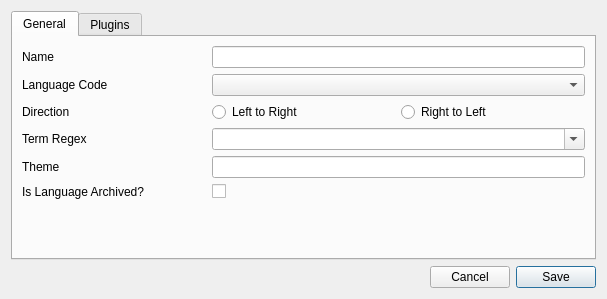
First picture: the form in qtdesigner/languages.ui, repository t123/ReadingTool.Python, before the edit.
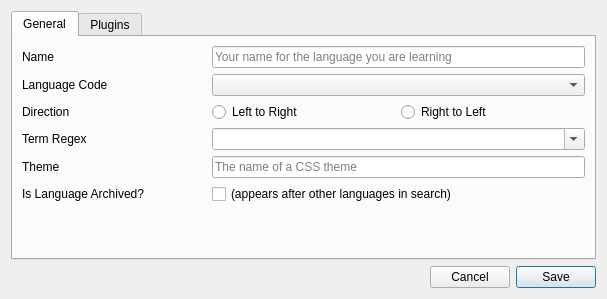
Second picture: the form after the edit.

```diff
--- a/qtdesigner/languages.ui
+++ b/qtdesigner/languages.ui
@@ -43,7 +43,11 @@
           </widget>
          </item>
          <item row="0" column="1" colspan="2">
-          <widget class="QLineEdit" name="leName"/>
+          <widget class="QLineEdit" name="leName">
+           <property name="placeholderText">
+            <string>Your name for the language you are learning</string>
+           </property>
+          </widget>
          </item>
          <item row="1" column="0">
           <widget class="QLabel" name="label_2">
@@ -109,6 +113,9 @@
            <property name="text">
             <string/>
            </property>
+           <property name="placeholderText">
+            <string>The name of a CSS theme</string>
+           </property>
           </widget>
          </item>
          <item row="5" column="0">
@@ -118,10 +125,10 @@
            </property>
           </widget>
          </item>
-         <item row="5" column="1">
+         <item row="5" column="1" colspan="2">
           <widget class="QCheckBox" name="cbIsArchived">
            <property name="text">
-            <string/>
+            <string>(appears after other languages in search)</string>
            </property>
           </widget>
          </item>
```
Left out of the diff: 26 changed lines with no effect on the pictures.
